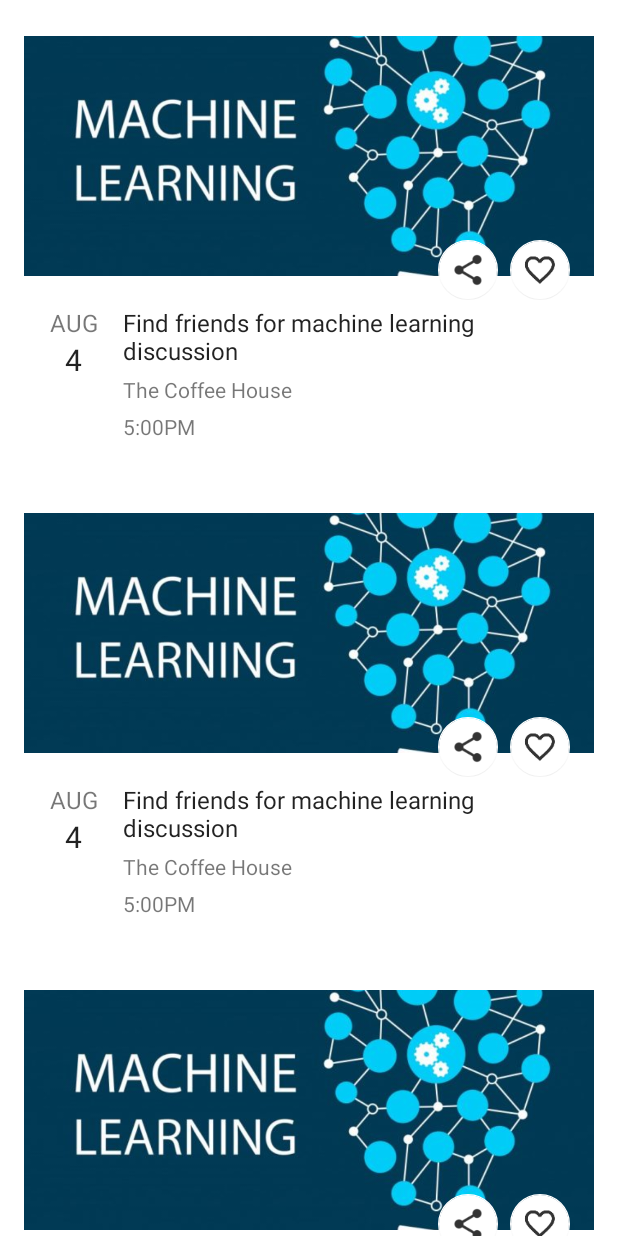
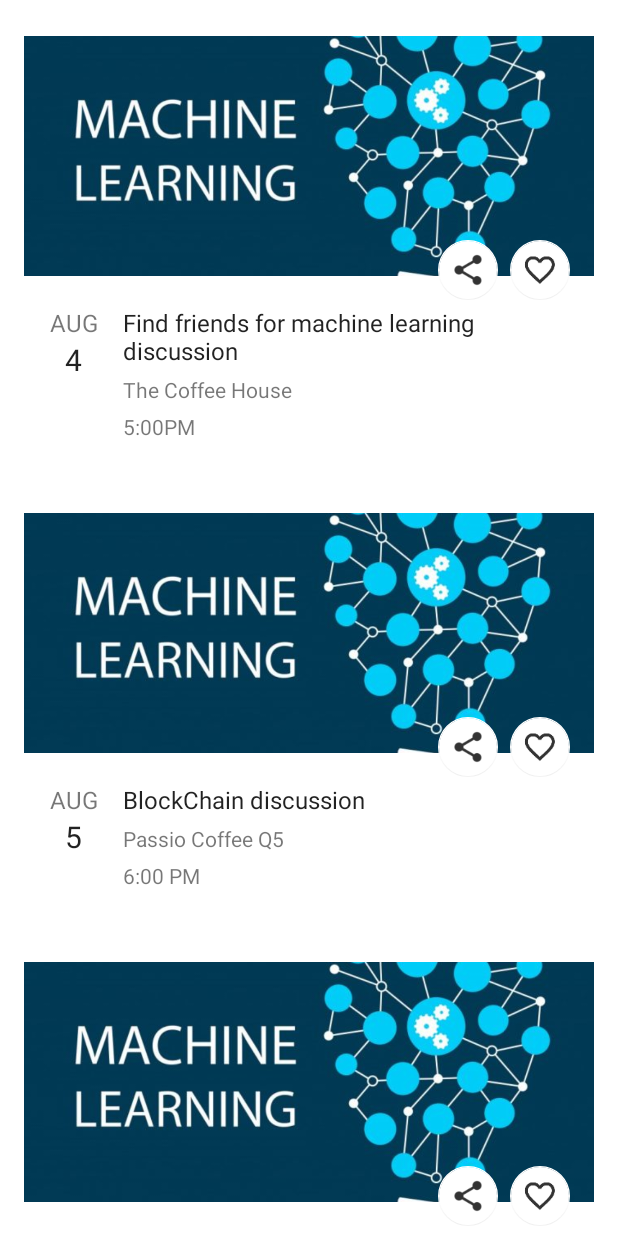
Before and after one commit to ziggy192/Coffriend, an Android app: the fragment EventsFragment shown on its own in the app's theme, on a phone screen of 412 x 824 dp. Run offline under Robolectric (Android 15) with nearby library versions, the phone set to English and light mode, and no system bars; our stand-ins replace ButterKnife, Picasso; libraries missing offline, so code that uses them is left out: com.arlib.floatingsearchview, jp.wasabeef.picasso; plain views replace FloatingSearchView; pictures from the network do not load; 1 statement that could not run was skipped.

Commit message:
[NhanNHB]

```diff
--- a/app/src/main/java/com/ziggy/coffriend/EventsFragment.java
+++ b/app/src/main/java/com/ziggy/coffriend/EventsFragment.java
@@ -81,9 +81,12 @@ public class EventsFragment extends Fragment {
         ButterKnife.bind(this, view);
         List<EventModel> eventModels = new ArrayList<>();
         eventModels.add(new EventModel(false));
-        eventModels.add(new EventModel(false));
-        eventModels.add(new EventModel(false));
-        eventModels.add(new EventModel(false));
+        EventModel eventmodel2 = new EventModel(R.drawable.blockchain,"BlockChain discussion","6:00 PM","Jun, Aug 5","5","Passio Coffee Q5",false);
+        eventModels.add(eventmodel2);
+        EventModel eventmodel3 = new EventModel(R.drawable.bitcoin,"BitCoin discussion","3:00 PM","Jun, Aug 8","8","The Coffe House",false);
+        eventModels.add(eventmodel3);
+        EventModel eventmodel4 = new EventModel(R.drawable.harryporter,"Harry Porter discussion","9:00 PM","Jun, Aug 10","10","Lala Restaurent",false);
+        eventModels.add(eventmodel4);
 
         HomeEventsAdapter adapter = new HomeEventsAdapter(eventModels);
         rvEvents.setAdapter(adapter);
```
Also changed, not shown: app/src/main/res/drawable/bitcoin.jpg (added), app/src/main/res/drawable/blockchain.jpg (added), app/src/main/res/drawable/harryporter.jpg (added).
